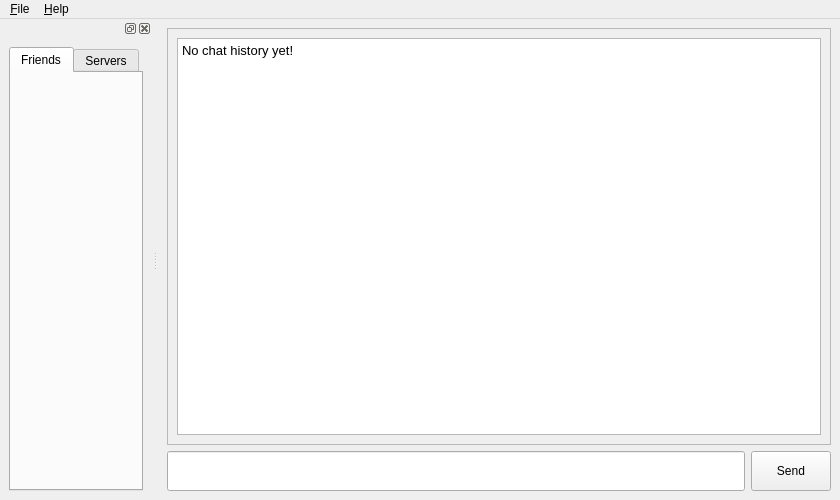
mak448a/Qtcord, file main.ui: the form before one commit.
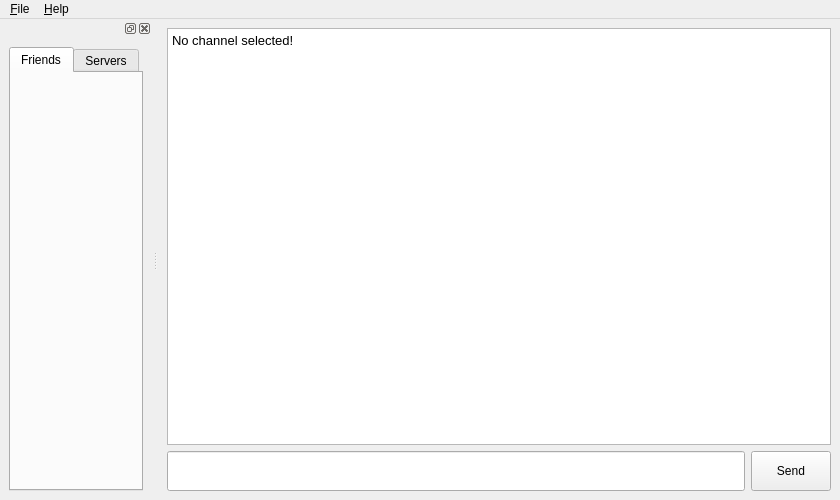
The form after the commit.

Patch:
```diff
--- a/main.ui
+++ b/main.ui
@@ -19,6 +19,15 @@
      <layout class="QVBoxLayout" name="verticalLayout">
       <item>
        <widget class="QScrollArea" name="scrollArea">
+        <property name="frameShape">
+         <enum>QFrame::NoFrame</enum>
+        </property>
+        <property name="frameShadow">
+         <enum>QFrame::Plain</enum>
+        </property>
+        <property name="lineWidth">
+         <number>1</number>
+        </property>
         <property name="widgetResizable">
          <bool>true</bool>
         </property>
@@ -27,11 +36,23 @@
           <rect>
            <x>0</x>
            <y>0</y>
-           <width>652</width>
-           <height>407</height>
+           <width>653</width>
+           <height>409</height>
           </rect>
          </property>
          <layout class="QGridLayout" name="gridLayout">
+          <property name="leftMargin">
+           <number>0</number>
+          </property>
+          <property name="topMargin">
+           <number>0</number>
+          </property>
+          <property name="rightMargin">
+           <number>0</number>
+          </property>
+          <property name="bottomMargin">
+           <number>0</number>
+          </property>
           <item row="0" column="0">
            <widget class="QTextBrowser" name="textBrowser">
             <property name="html">
@@ -42,7 +63,7 @@
 li.unchecked::marker { content: &quot;\2610&quot;; }
 li.checked::marker { content: &quot;\2612&quot;; }
 &lt;/style&gt;&lt;/head&gt;&lt;body style=&quot; font-family:'Noto Sans'; font-size:10pt; font-weight:400; font-style:normal;&quot;&gt;
-&lt;p style=&quot; margin-top:0px; margin-bottom:0px; margin-left:0px; margin-right:0px; -qt-block-indent:0; text-indent:0px;&quot;&gt;No chat history yet!&lt;/p&gt;&lt;/body&gt;&lt;/html&gt;</string>
+&lt;p style=&quot; margin-top:0px; margin-bottom:0px; margin-left:0px; margin-right:0px; -qt-block-indent:0; text-indent:0px;&quot;&gt;No channel selected!&lt;/p&gt;&lt;/body&gt;&lt;/html&gt;</string>
             </property>
            </widget>
           </item>
```
Left out of the diff: 2 changed lines with no effect on the pictures.
